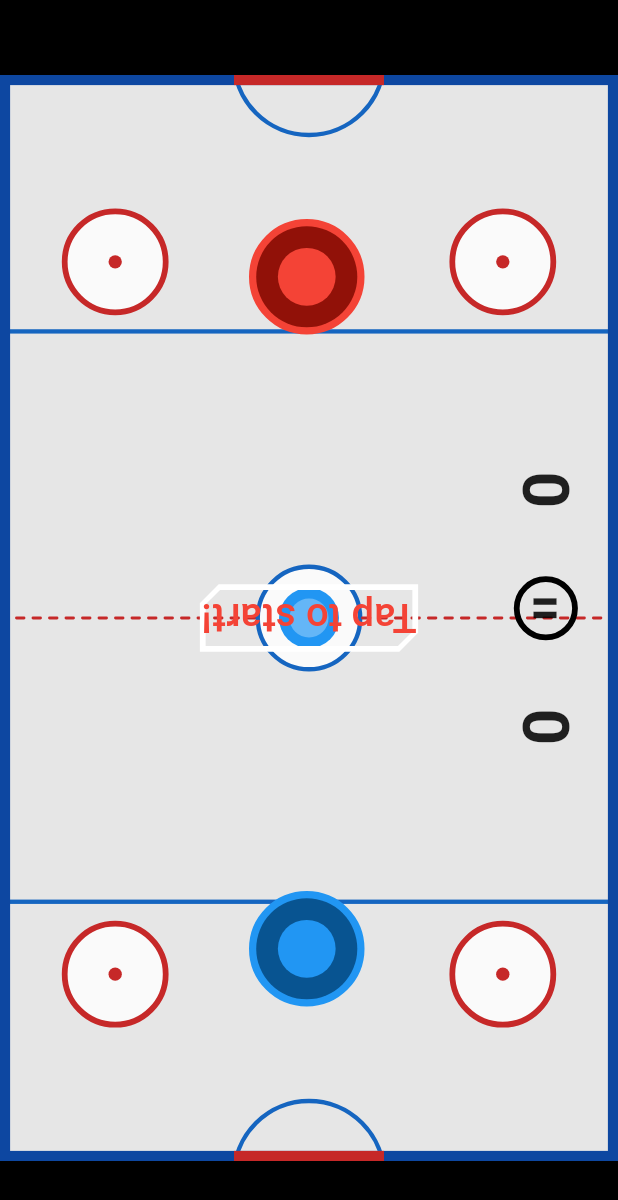
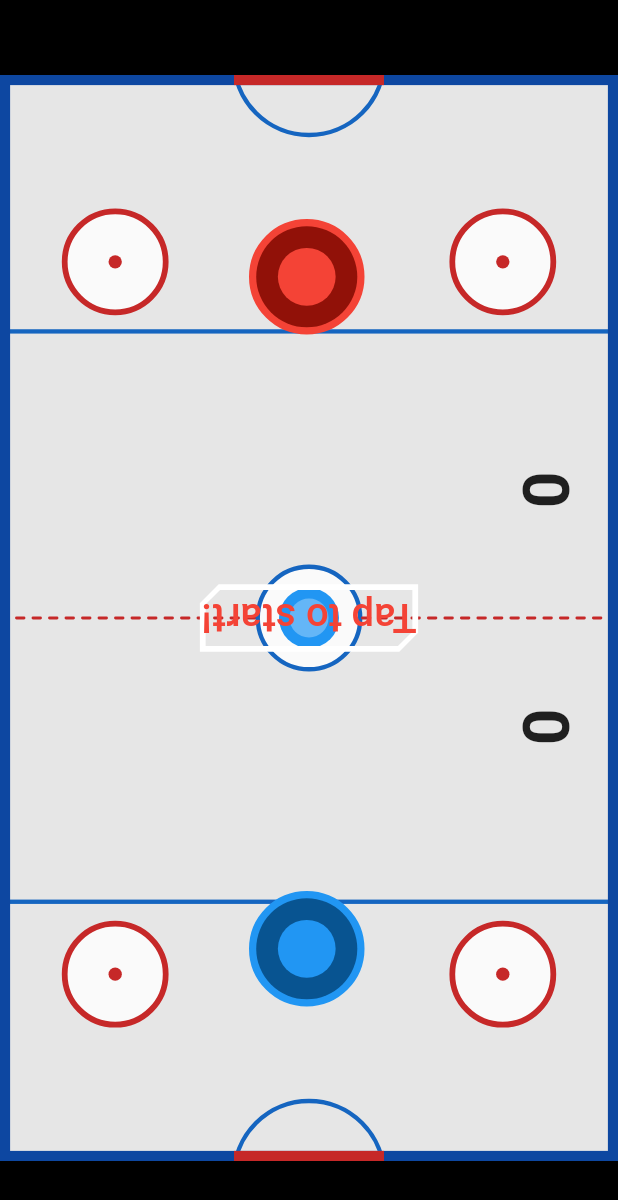
Before and after one commit to hngx-org/team-hurricane-hockey, a Flutter app: the screen it shows after launch, after a tap on "VS AI", on a phone screen of 412 x 824 dp. Shown: the top 1200 px of the screen. Run offline on Flutter 3.47's test engine with Material 2 defaults, Android fonts, the phone set to English and light mode, and no system bars; our stand-ins replace animate_do, audioplayers, firebase_core, flutter_screenutil, google_fonts; accounts and stored records are empty; statements that could not run were skipped.

Commit message:
feat: implemented pause button

```diff
--- a/lib/screens/game_screen.dart
+++ b/lib/screens/game_screen.dart
@@ -9,6 +9,8 @@ import 'package:team_hurricane_hockey/enums.dart';
 import 'package:team_hurricane_hockey/models/player.dart';
 import 'package:team_hurricane_hockey/models/puck.dart';
 import 'package:team_hurricane_hockey/providers/my_provider.dart';
+import 'package:team_hurricane_hockey/router/base_navigator.dart';
+import 'package:team_hurricane_hockey/screens/widgets/button.dart';
 import 'package:team_hurricane_hockey/screens/widgets/center_circe.dart';
 import 'package:team_hurricane_hockey/screens/widgets/player.dart';
 import 'package:team_hurricane_hockey/screens/widgets/spaces.dart';
@@ -48,8 +50,8 @@ class _MyHomePageState extends State<GameScreen> {
   }
 
   // ball attributes
-  late double xSpeed;
-  late double ySpeed;
+  late double xSpeed = 0;
+  late double ySpeed = 0;
 
   late double temporaryXSpeed;
   late double temporaryYSpeed;
@@ -237,6 +239,13 @@ class _MyHomePageState extends State<GameScreen> {
     if (player.shotY != 0) {
       ySpeed = (player.shotY) / speedFactor;
     }
+  }
+
+  bool isPaused = false;
+
+  @override
+  void dispose() {
+    super.dispose();
   }
 
   @override
@@ -430,21 +439,20 @@ class _MyHomePageState extends State<GameScreen> {
                       ),
                     ),
                     SizedBox(height: 51.h),
-                    InkWell(
+                    Visibility(
+                      visible: (xSpeed != 0 && ySpeed != 0),
+                      maintainAnimation: true,
+                      maintainSize: true,
+                      maintainState: true,
+                      child: InkWell(
                         onTap: () {
-                        if (xSpeed != 0 && ySpeed != 0) {
                           temporaryXSpeed = xSpeed;
                           temporaryYSpeed = ySpeed;
                           setState(() {
                             xSpeed = 0;
                             ySpeed = 0;
+                            isPaused = true;
                           });
-                        } else {
-                          setState(() {
-                            xSpeed = temporaryXSpeed;
-                            ySpeed = temporaryYSpeed;
-                          });
-                        }
                         },
                         child: Container(
                           height: 48.h,
@@ -459,6 +467,7 @@ class _MyHomePageState extends State<GameScreen> {
                               child: Icon(
                                 Icons.pause,
                                 size: 30.h,
+                              ),
                             ),
                           ),
                         ),
@@ -562,15 +571,76 @@ class _MyHomePageState extends State<GameScreen> {
                             nextRound(player2.name);
                             break;
                           }
+
+                          if (mounted) {
                             doTheMathWork();
-                          await Future.delayed(const Duration(milliseconds: 1));
+                            await Future.delayed(
+                                const Duration(milliseconds: 1));
                             setState(() {});
+                          }
                         } while (true);
                       },
                     ),
                   ),
                 ),
               ),
+              Visibility(
+                visible: isPaused,
+                child: Container(
+                  height: sHeight,
+                  width: sWidth,
+                  color: Colors.black.withOpacity(0.8),
+                  child: Center(
+                    child: Column(
+                      mainAxisSize: MainAxisSize.min,
+                      children: [
+                        Text(
+                          "PAUSED",
+                          style: Theme.of(context)
+                              .textTheme
+                              .labelMedium!
+                              .copyWith(
+                                  fontSize: 36.sp,
+                                  fontWeight: FontWeight.w900,
+                                  color: Colors.blue),
+                        ),
+                        SizedBox(
+                          height: 24.h,
+                        ),
+                        Button(
+                          child: Text("RESUME",
+                              style: Theme.of(context)
+                                  .textTheme
+                                  .labelMedium!
+                                  .copyWith(fontSize: 18.sp)),
+                          onTap: () {
+                            setState(() {
+                              xSpeed = temporaryXSpeed;
+                              ySpeed = temporaryYSpeed;
+                              isPaused = false;
+                            });
+                          },
+                        ),
+                        SizedBox(
+                          height: 16.h,
+                        ),
+                        Button(
+                          child: Text(
+                            "QUIT",
+                            style: Theme.of(context)
+                                .textTheme
+                                .labelMedium!
+                                .copyWith(fontSize: 18.sp),
+                          ),
+                          onTap: () {
+                            BaseNavigator.pop();
+                          },
+                        )
+                      ],
+                    ),
+                  ),
+                ),
+              )
             ],
           ),
         ),
```
Also changed, not shown: lib/screens/widgets/button.dart (added, +30 -0 lines). Lines whose indentation alone changed are shown as unchanged.
